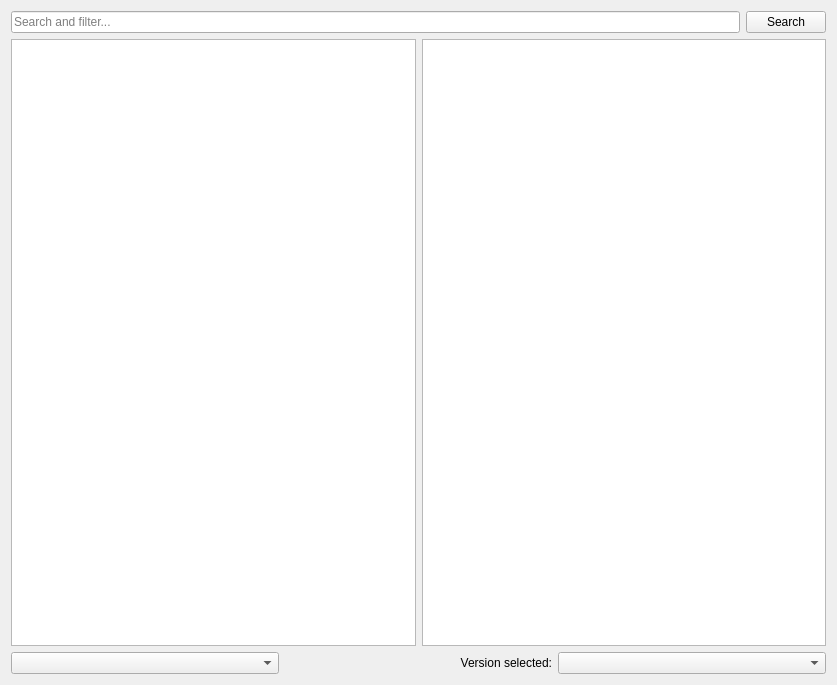
Old version of the form launcher/ui/pages/modplatform/flame/FlamePage.ui in the repository PolyMC/PolyMC.
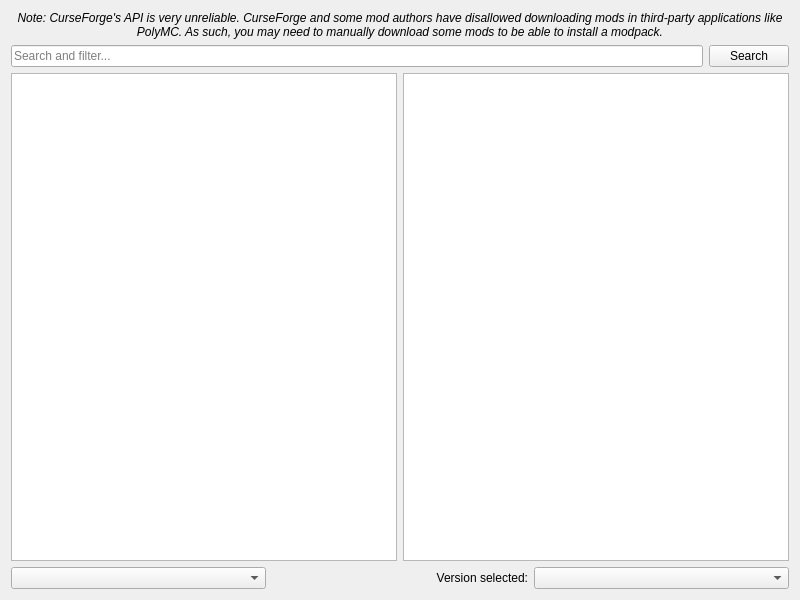
New version of the form.

```diff
--- a/launcher/ui/pages/modplatform/flame/FlamePage.ui
+++ b/launcher/ui/pages/modplatform/flame/FlamePage.ui
@@ -6,14 +6,50 @@
       <rect>
         <x>0</x>
         <y>0</y>
-        <width>837</width>
-        <height>685</height>
+    <width>800</width>
+    <height>600</height>
       </rect>
     </property>
     <layout class="QGridLayout" name="gridLayout">
-      <item row="1" column="0" colspan="2">
-        <layout class="QGridLayout" name="gridLayout_3">
+   <item row="0" column="0">
+    <widget class="QLabel" name="label_2">
+     <property name="font">
+      <font>
+       <italic>true</italic>
+      </font>
+     </property>
+     <property name="text">
+      <string>Note: CurseForge's API is very unreliable. CurseForge and some mod authors have disallowed downloading mods in third-party applications like PolyMC. As such, you may need to manually download some mods to be able to install a modpack.</string>
+     </property>
+     <property name="alignment">
+      <set>Qt::AlignCenter</set>
+     </property>
+     <property name="wordWrap">
+      <bool>true</bool>
+     </property>
+    </widget>
+   </item>
           <item row="1" column="0">
+    <layout class="QHBoxLayout">
+     <item>
+      <widget class="QLineEdit" name="searchEdit">
+       <property name="placeholderText">
+        <string>Search and filter...</string>
+       </property>
+      </widget>
+     </item>
+     <item>
+      <widget class="QPushButton" name="searchButton">
+       <property name="text">
+        <string>Search</string>
+       </property>
+      </widget>
+     </item>
+    </layout>
+   </item>
+   <item row="2" column="0">
+    <layout class="QHBoxLayout">
+     <item>
             <widget class="QListView" name="packView">
               <property name="iconSize">
                 <size>
@@ -21,15 +57,9 @@
                   <height>48</height>
                 </size>
               </property>
-              <property name="horizontalScrollBarPolicy">
-                <enum>Qt::ScrollBarAlwaysOff</enum>
-              </property>
-              <property name="alternatingRowColors">
-                <bool>true</bool>
-              </property>
-            </widget>
-          </item>
-          <item row="1" column="1">
+      </widget>
+     </item>
+     <item>
             <widget class="QTextBrowser" name="packDescription">
               <property name="openExternalLinks">
                 <bool>true</bool>
@@ -41,12 +71,12 @@
           </item>
         </layout>
       </item>
-      <item row="2" column="0" colspan="2">
-        <layout class="QGridLayout" name="gridLayout_4" columnstretch="0,0,0" rowminimumheight="0" columnminimumwidth="0,0,0">
-          <item row="0" column="2">
-            <widget class="QComboBox" name="versionSelectionBox"/>
-          </item>
-          <item row="0" column="1">
+   <item row="3" column="0">
+    <layout class="QHBoxLayout">
+     <item>
+      <widget class="QComboBox" name="sortByBox"/>
+     </item>
+     <item>
             <widget class="QLabel" name="label">
               <property name="text">
                 <string>Version selected:</string>
@@ -56,25 +86,11 @@
               </property>
             </widget>
           </item>
-          <item row="0" column="0">
-            <widget class="QComboBox" name="sortByBox"/>
+     <item>
+      <widget class="QComboBox" name="versionSelectionBox"/>
           </item>
         </layout>
       </item>
-      <item row="0" column="1">
-        <widget class="QPushButton" name="searchButton">
-          <property name="text">
-            <string>Search</string>
-          </property>
-        </widget>
-      </item>
-      <item row="0" column="0">
-        <widget class="QLineEdit" name="searchEdit">
-          <property name="placeholderText">
-            <string>Search and filter...</string>
-          </property>
-        </widget>
-      </item>
     </layout>
   </widget>
   <tabstops>
```
Left out of the diff: 8 changed lines with no effect on the pictures. Lines whose indentation alone changed are shown as unchanged.
